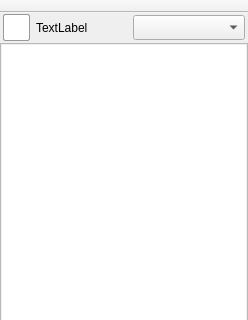
Before: the Qt Designer form src/gui/form_Main.ui in vituperative/i2pchat, drawn with Qt 5; both pictures show x 0 to 248 and y 0 to 320 of the 248 by 461 pixel window.
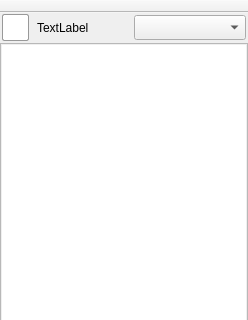
After: the same form once the commit is applied. Icons and pictures are not drawn.

Commit message: Adjust identicon/dropdown margins on userlist window

What changed in the file:
```diff
--- a/src/gui/form_Main.ui
+++ b/src/gui/form_Main.ui
@@ -179,13 +179,13 @@
         <enum>QLayout::SetMinAndMaxSize</enum>
        </property>
        <property name="leftMargin">
-        <number>3</number>
+        <number>2</number>
        </property>
        <property name="topMargin">
         <number>1</number>
        </property>
        <property name="rightMargin">
-        <number>3</number>
+        <number>2</number>
        </property>
        <property name="bottomMargin">
         <number>1</number>
```
